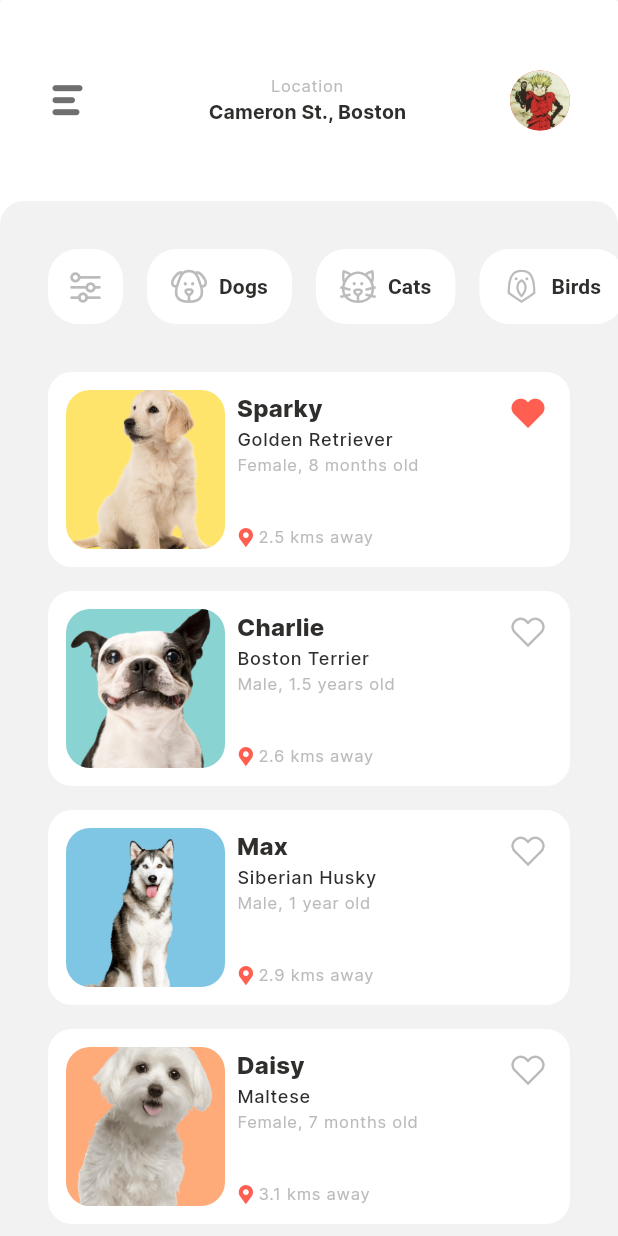
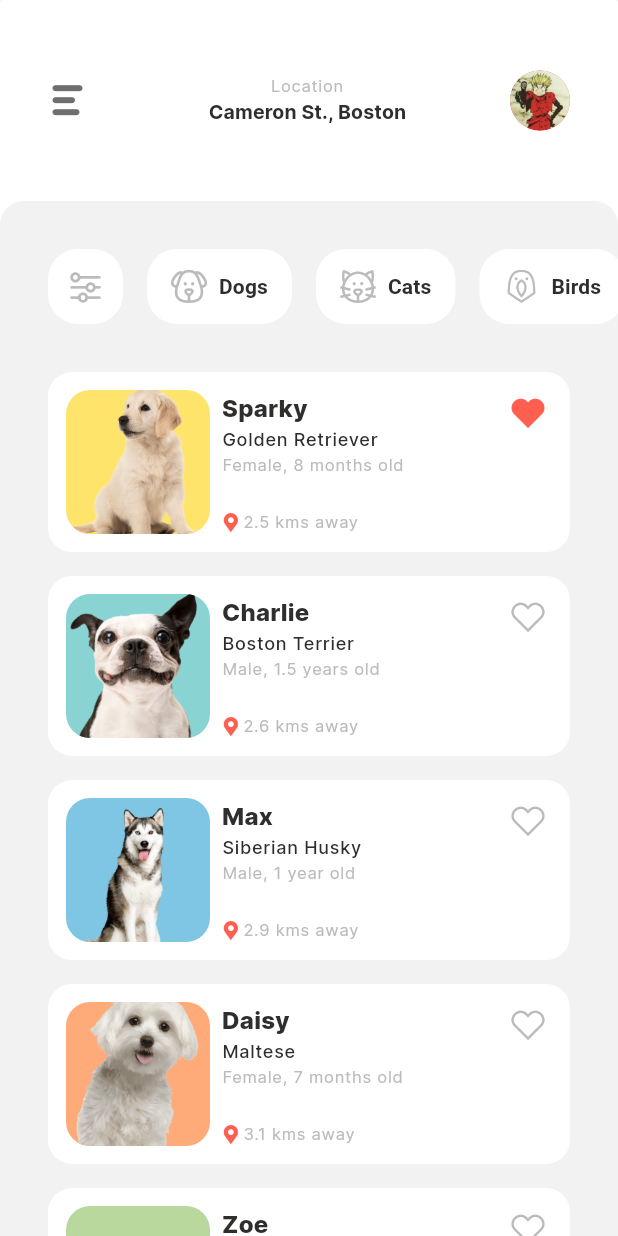
Before and after one commit to ewertonls/pet_adoption-mockup_challenge, a Flutter app: the screen it shows after launch, on a phone screen of 412 x 824 dp. Run offline on Flutter 3.47's test engine with Material 2 defaults, Android fonts, the light colour scheme and no system bars.

Commit message:
feat: change pet list view to grid

```diff
--- a/lib/src/pages/home/widgets/pet_list_view_with_filter_option_widget.dart
+++ b/lib/src/pages/home/widgets/pet_list_view_with_filter_option_widget.dart
@@ -72,6 +72,7 @@ class _PetListViewWithFilterOptionState
 
   @override
   Widget build(BuildContext context) {
+    final bool isDesktop = MediaQuery.of(context).size.width > 500;
     return CustomScrollView(
       physics: const BouncingScrollPhysics(),
       slivers: [
@@ -94,18 +95,19 @@ class _PetListViewWithFilterOptionState
         ),
         SliverPadding(
           padding: const EdgeInsets.only(left: 32, right: 32, bottom: 32),
-          sliver: SliverList(
+          sliver: SliverGrid(
+            gridDelegate: SliverGridDelegateWithFixedCrossAxisCount(
+              crossAxisCount: isDesktop ? 2 : 1,
+              mainAxisSpacing: 16,
+              crossAxisSpacing: 16,
+              mainAxisExtent: 120,
+            ),
             delegate: SliverChildBuilderDelegate(
               childCount: listItems.length,
               (context, index) {
-              const double cardSpacing = 16;
                 final pet = listItems[index];
                 final backgroundColor = AppColors.colorReelColor(index);
-              return Padding(
-                padding: EdgeInsets.only(
-                  top: index == 0 ? 0 : cardSpacing,
-                ),
-                child: PetCard(
+                return PetCard(
                   pet: pet,
                   imageBackgroundColor: backgroundColor,
                   onTap: () {
@@ -118,10 +120,10 @@ class _PetListViewWithFilterOptionState
                   onFavorite: () {
                     controller.toggleFavorite(listItems[index]);
                   },
-                ),
                 );
               },
-          )),
+            ),
+          ),
         )
       ],
     );
```
Lines whose indentation alone changed are shown as unchanged.
